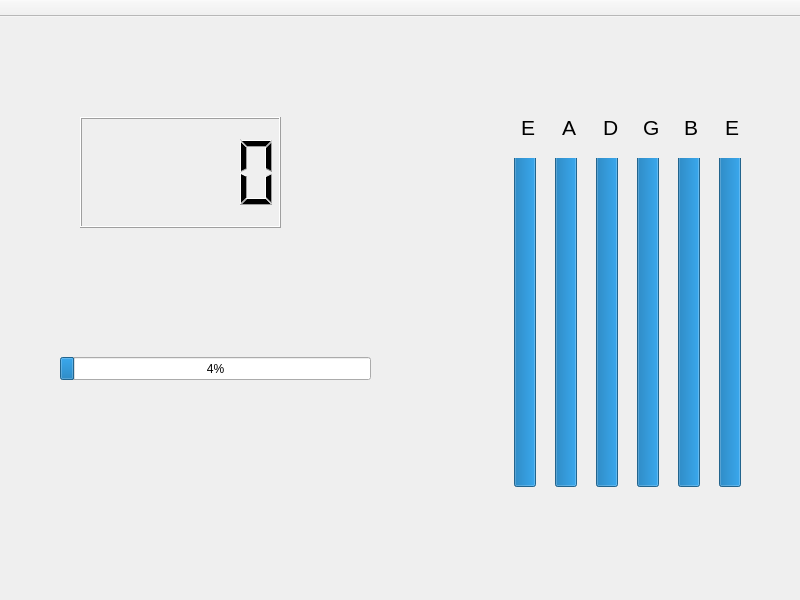
Old version of the form mainwindow.ui in the repository StupedStudents/QtSpectr.
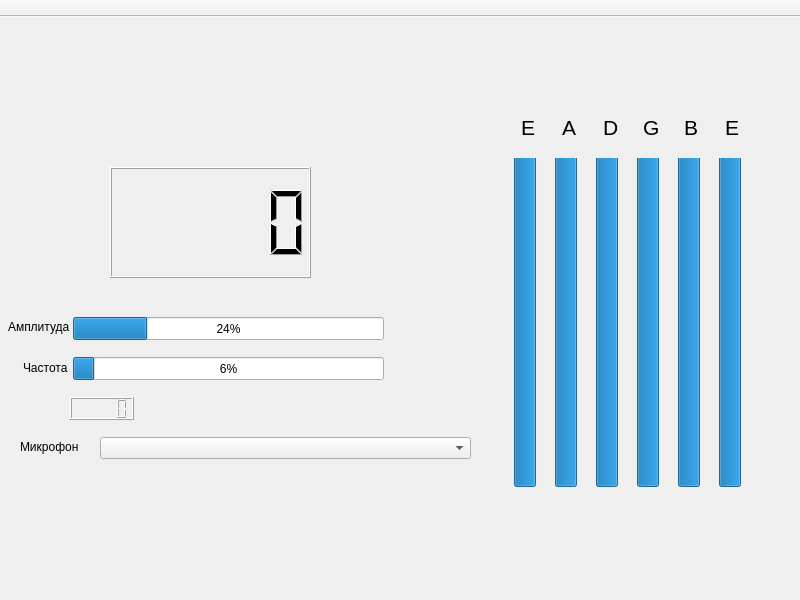
New version of the form.

```diff
--- a/mainwindow.ui
+++ b/mainwindow.ui
@@ -32,8 +32,8 @@
    <widget class="QLCDNumber" name="lcdNumber">
     <property name="geometry">
      <rect>
-      <x>80</x>
-      <y>100</y>
+      <x>110</x>
+      <y>150</y>
       <width>201</width>
       <height>111</height>
      </rect>
@@ -42,14 +42,14 @@
    <widget class="QProgressBar" name="progressBar_7">
     <property name="geometry">
      <rect>
-      <x>60</x>
+      <x>73</x>
       <y>340</y>
       <width>311</width>
       <height>23</height>
      </rect>
     </property>
     <property name="maximum">
-     <number>500</number>
+     <number>350</number>
     </property>
     <property name="value">
      <number>24</number>
@@ -247,6 +247,81 @@
      </item>
     </layout>
    </widget>
+   <widget class="QProgressBar" name="progressBar_8">
+    <property name="geometry">
+     <rect>
+      <x>73</x>
+      <y>300</y>
+      <width>311</width>
+      <height>23</height>
+     </rect>
+    </property>
+    <property name="maximum">
+     <number>100</number>
+    </property>
+    <property name="value">
+     <number>24</number>
+    </property>
+   </widget>
+   <widget class="QLabel" name="label_2">
+    <property name="geometry">
+     <rect>
+      <x>8</x>
+      <y>300</y>
+      <width>61</width>
+      <height>20</height>
+     </rect>
+    </property>
+    <property name="text">
+     <string>Амплитуда</string>
+    </property>
+   </widget>
+   <widget class="QLabel" name="label_3">
+    <property name="geometry">
+     <rect>
+      <x>23</x>
+      <y>344</y>
+      <width>46</width>
+      <height>13</height>
+     </rect>
+    </property>
+    <property name="text">
+     <string>Частота</string>
+    </property>
+   </widget>
+   <widget class="QLCDNumber" name="lcdNumber_2">
+    <property name="geometry">
+     <rect>
+      <x>70</x>
+      <y>380</y>
+      <width>64</width>
+      <height>23</height>
+     </rect>
+    </property>
+   </widget>
+   <widget class="QComboBox" name="comboBox">
+    <property name="geometry">
+     <rect>
+      <x>100</x>
+      <y>420</y>
+      <width>371</width>
+      <height>22</height>
+     </rect>
+    </property>
+   </widget>
+   <widget class="QLabel" name="label_4">
+    <property name="geometry">
+     <rect>
+      <x>20</x>
+      <y>420</y>
+      <width>61</width>
+      <height>20</height>
+     </rect>
+    </property>
+    <property name="text">
+     <string>Микрофон</string>
+    </property>
+   </widget>
   </widget>
   <widget class="QMenuBar" name="menuBar">
    <property name="geometry">
```
Left out of the diff: 18 changed lines with no effect on the pictures.
